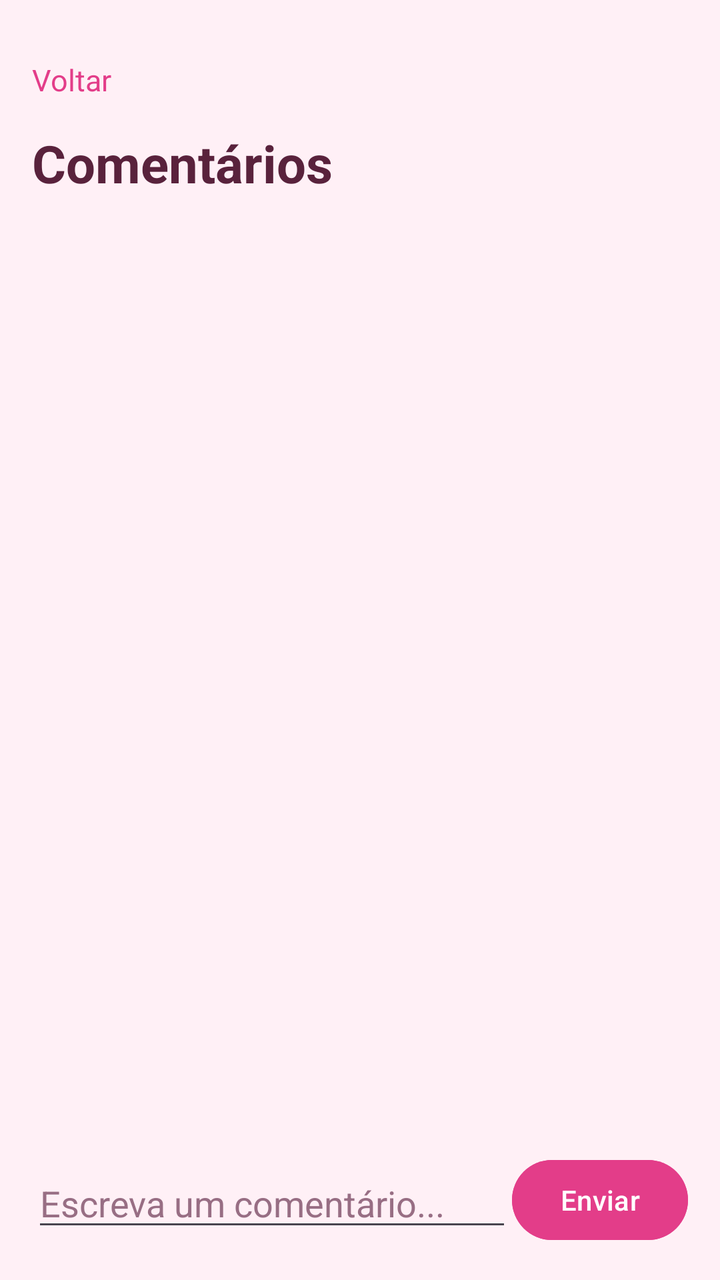
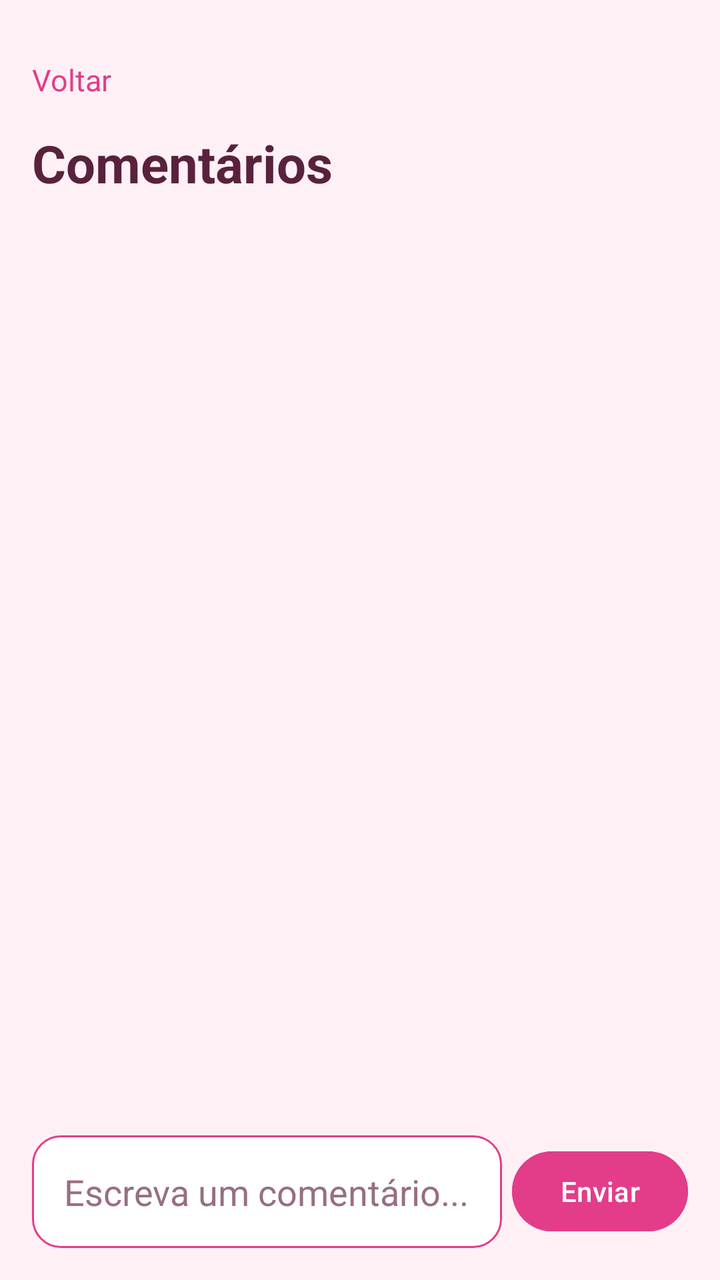

Screens rendered from an Android XML layout before and after an edit, with the pre-edit source and the edit as a unified diff.
<!-- AndroidManifest.xml: application theme Theme.Fofoca -->
<!-- res/layout/activity_comentarios.xml -->
<?xml version="1.0" encoding="utf-8"?>
<LinearLayout
    xmlns:android="http://schemas.android.com/apk/res/android"
    android:id="@+id/main"
    android:layout_width="match_parent"
    android:layout_height="match_parent"
    android:orientation="vertical"
    android:background="@color/fofoca_fundo"
    android:padding="16dp">

    <TextView
        android:id="@+id/tvVoltar"
        android:layout_width="wrap_content"
        android:layout_height="48dp"
        android:gravity="center_vertical"
        android:text="Voltar"
        android:textSize="15sp"
        android:textColor="@color/fofoca_rosa"/>

    <TextView
        android:layout_width="match_parent"
        android:layout_height="wrap_content"
        android:text="Comentários"
        android:textSize="26sp"
        android:textStyle="bold"
        android:textColor="@color/fofoca_texto"/>

    <androidx.recyclerview.widget.RecyclerView
        android:id="@+id/rvComentarios"
        android:layout_width="match_parent"
        android:layout_height="0dp"
        android:layout_weight="1"
        android:layout_marginTop="16dp"/>

    <LinearLayout
        android:layout_width="match_parent"
        android:layout_height="wrap_content"
        android:orientation="horizontal"
        android:gravity="center_vertical">

        <EditText
            android:id="@+id/etComentario"
            android:layout_width="0dp"
            android:layout_height="wrap_content"
            android:layout_weight="1"
            android:hint="Escreva um comentário..."
            android:inputType="textCapSentences|textMultiLine"
            android:maxLength="300"
            android:textColor="@color/fofoca_texto"
            android:textColorHint="@color/fofoca_secundario"/>

        <Button
            android:id="@+id/btnEnviar"
            android:layout_width="wrap_content"
            android:layout_height="wrap_content"
            android:text="Enviar"
            android:textAllCaps="false"
            android:backgroundTint="@color/fofoca_rosa"/>

    </LinearLayout>

</LinearLayout>
<!-- resources referenced by this layout -->
<resources>
  <color name="fofoca_fundo">#FFF0F6</color>
  <color name="fofoca_rosa">#E33D89</color>
  <color name="fofoca_secundario">#986E84</color>
  <color name="fofoca_texto">#59223C</color>
  <style name="Theme.Fofoca" parent="Base.Theme.Fofoca" />
  <style name="Base.Theme.Fofoca" parent="Theme.Material3.DayNight.NoActionBar">
          
          
      </style>
</resources>

<!-- the commit's change to res/layout/activity_comentarios.xml (unified diff, before → after) -->
@@ -40,14 +40,19 @@
 
         <EditText
             android:id="@+id/etComentario"
-            android:layout_width="0dp"
+            android:layout_width="10dp"
             android:layout_height="wrap_content"
             android:layout_weight="1"
             android:hint="Escreva um comentário..."
             android:inputType="textCapSentences|textMultiLine"
             android:maxLength="300"
             android:textColor="@color/fofoca_texto"
-            android:textColorHint="@color/fofoca_secundario"/>
+            android:textColorHint="@color/fofoca_secundario"
+            android:background="@drawable/bg_campo_fofoca"
+            android:layout_marginEnd="5dp"
+            android:padding="16dp"
+            android:minLines="1"
+            android:maxLines="3"/>
 
         <Button
             android:id="@+id/btnEnviar"
<!-- resource entries referenced after the edit -->
@@ -4,6 +4,19 @@
   <color name="fofoca_rosa">#E33D89</color>
   <color name="fofoca_secundario">#986E84</color>
   <color name="fofoca_texto">#59223C</color>
+  <!-- drawable bg_campo_fofoca (drawable) -->
+  <?xml version="1.0" encoding="utf-8"?>
+  <shape xmlns:android="http://schemas.android.com/apk/res/android"
+      android:shape="rectangle">
+  
+      <solid android:color="#FFFFFF"/>
+  
+      <corners android:radius="14dp"/>
+  
+      <stroke android:width="1dp"
+          android:color="@color/fofoca_rosa"/>
+  
+  </shape>
   <style name="Theme.Fofoca" parent="Base.Theme.Fofoca" />
   <style name="Base.Theme.Fofoca" parent="Theme.Material3.DayNight.NoActionBar">
           
